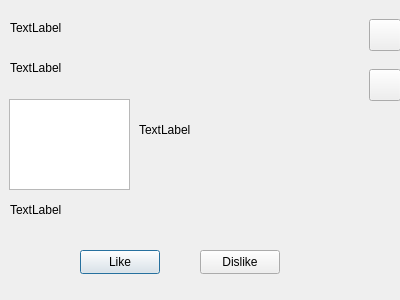
Above: forms/third.ui from YupiSoftwarePunk/Flirt-Finder before the change. Below: the same form after it.
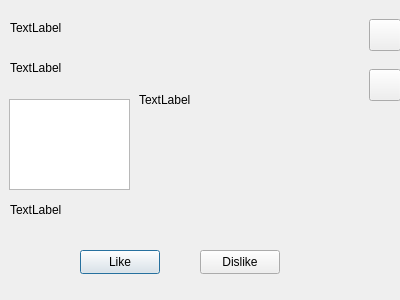
That is the form after the change. Icons and pictures are not drawn.

```diff
--- a/forms/third.ui
+++ b/forms/third.ui
@@ -163,7 +163,7 @@
      <property name="geometry">
       <rect>
        <x>140</x>
-       <y>40</y>
+       <y>10</y>
        <width>221</width>
        <height>181</height>
       </rect>
```
